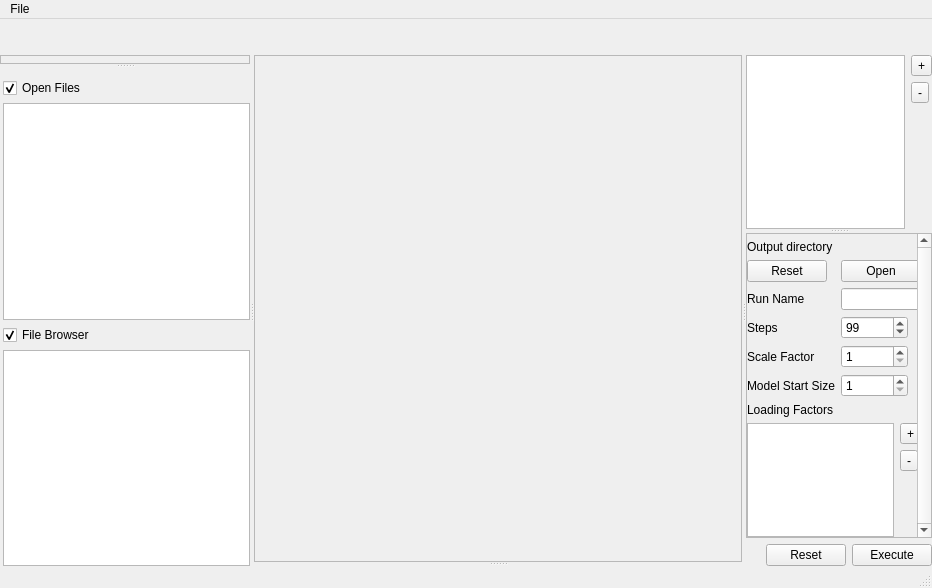
Before: the Qt Designer form gui/mainwindow.ui in ronpandolfi/Xi-cam, drawn with Qt 5.
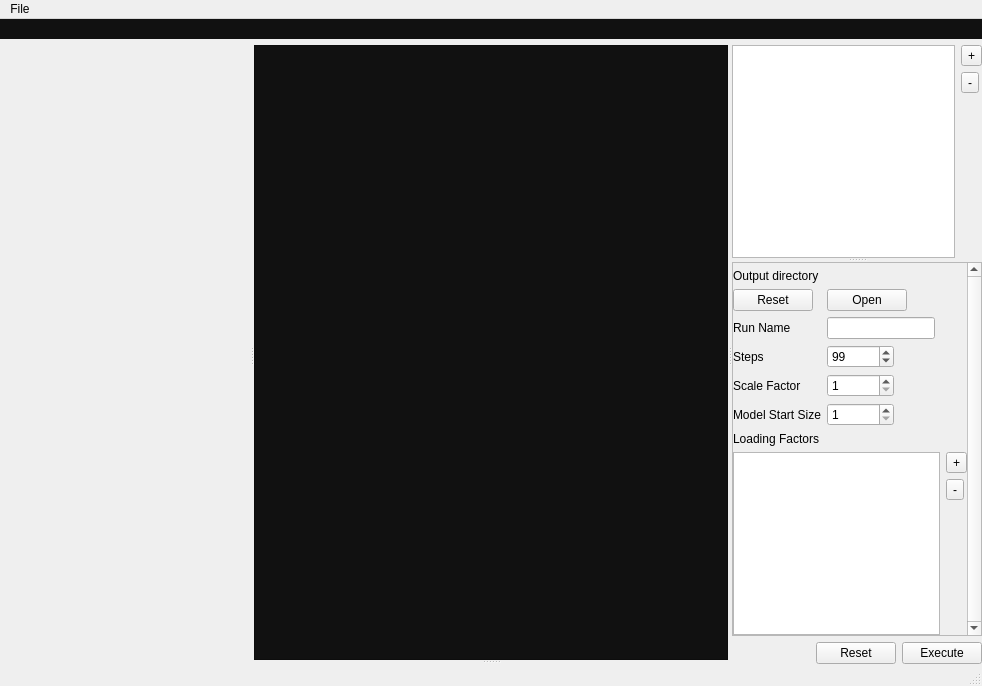
After: the same form once the commit is applied. The open tabs and pages were chosen to show the change. Icons and pictures are not drawn.

Commit message: File tree, image property table, and experiment tree translated to independent widgets; set as defaults.

```diff
--- a/gui/mainwindow.ui
+++ b/gui/mainwindow.ui
@@ -6,8 +6,8 @@
    <rect>
     <x>0</x>
     <y>0</y>
-       <width>932</width>
-       <height>588</height>
+       <width>982</width>
+       <height>686</height>
    </rect>
   </property>
   <property name="sizePolicy">
@@ -29,44 +29,34 @@
      <verstretch>0</verstretch>
     </sizepolicy>
    </property>
-      <layout class="QVBoxLayout" name="verticalLayout_16">
-          <property name="spacing">
-              <number>0</number>
-          </property>
+      <layout class="QVBoxLayout" name="verticalLayout">
     <property name="margin">
      <number>0</number>
     </property>
     <item>
+        <widget class="QWidget" name="widget_2" native="true">
+            <property name="sizePolicy">
+                <sizepolicy hsizetype="Preferred" vsizetype="Minimum">
+                    <horstretch>0</horstretch>
+                    <verstretch>0</verstretch>
+                </sizepolicy>
+      </property>
+            <property name="styleSheet">
+                <string notr="true">background-color:#111111;</string>
+      </property>
      <layout class="QHBoxLayout" name="modemenu">
-      <property name="spacing">
-       <number>-1</number>
-      </property>
       <property name="margin">
-       <number>4</number>
-      </property>
-      <item>
-       <layout class="QVBoxLayout" name="verticalLayout_6">
-        <property name="spacing">
          <number>0</number>
         </property>
         <item>
-         <widget class="QLabel" name="label_2">
+                    <widget class="QLabel" name="filenamelabel_3">
           <property name="text">
               <string/>
           </property>
          </widget>
         </item>
         <item>
-         <widget class="QLabel" name="filenamelabel">
-          <property name="text">
-           <string/>
-          </property>
-         </widget>
-        </item>
-       </layout>
-      </item>
-      <item>
-       <spacer name="horizontalSpacer">
+                    <spacer name="horizontalSpacer_4">
         <property name="orientation">
          <enum>Qt::Horizontal</enum>
         </property>
@@ -75,13 +65,14 @@
         </property>
         <property name="sizeHint" stdset="0">
          <size>
-          <width>40</width>
+                                <width>42</width>
           <height>20</height>
          </size>
         </property>
        </spacer>
       </item>
      </layout>
+        </widget>
     </item>
     <item>
         <widget class="QSplitter" name="splitter_4">
@@ -94,9 +85,9 @@
       <property name="orientation">
        <enum>Qt::Horizontal</enum>
       </property>
-      <widget class="QSplitter" name="splitter_2">
+            <widget class="QStackedWidget" name="leftmode">
           <property name="sizePolicy">
-              <sizepolicy hsizetype="Preferred" vsizetype="Expanding">
+                    <sizepolicy hsizetype="Preferred" vsizetype="Preferred">
                   <horstretch>1</horstretch>
                   <verstretch>0</verstretch>
               </sizepolicy>
@@ -107,136 +98,6 @@
                   <height>0</height>
               </size>
           </property>
-       <property name="orientation">
-        <enum>Qt::Vertical</enum>
-       </property>
-       <widget class="QFrame" name="frame">
-        <property name="sizePolicy">
-         <sizepolicy hsizetype="Preferred" vsizetype="Preferred">
-          <horstretch>0</horstretch>
-          <verstretch>0</verstretch>
-         </sizepolicy>
-        </property>
-        <property name="baseSize">
-         <size>
-          <width>0</width>
-          <height>0</height>
-         </size>
-        </property>
-        <property name="frameShape">
-         <enum>QFrame::StyledPanel</enum>
-        </property>
-        <property name="frameShadow">
-         <enum>QFrame::Sunken</enum>
-        </property>
-        <property name="midLineWidth">
-         <number>1</number>
-        </property>
-        <layout class="QVBoxLayout" name="verticalLayout">
-         <property name="margin">
-          <number>3</number>
-         </property>
-         <item>
-          <layout class="QVBoxLayout" name="smallimageview"/>
-         </item>
-        </layout>
-       </widget>
-       <widget class="QWidget" name="verticalLayoutWidget_3">
-        <layout class="QVBoxLayout" name="leftpanelayout">
-         <property name="spacing">
-          <number>5</number>
-         </property>
-         <property name="leftMargin">
-          <number>3</number>
-         </property>
-         <property name="topMargin">
-          <number>10</number>
-         </property>
-         <item>
-          <widget class="QCheckBox" name="openfilescheck">
-           <property name="text">
-            <string>Open Files</string>
-           </property>
-           <property name="checked">
-            <bool>true</bool>
-           </property>
-           <property name="isFoldingTab" stdset="0">
-            <bool>true</bool>
-           </property>
-          </widget>
-         </item>
-         <item>
-          <widget class="QListView" name="openfileslist">
-           <property name="sizePolicy">
-            <sizepolicy hsizetype="Preferred" vsizetype="Expanding">
-             <horstretch>0</horstretch>
-             <verstretch>0</verstretch>
-            </sizepolicy>
-           </property>
-           <property name="alternatingRowColors">
-            <bool>true</bool>
-           </property>
-           <property name="selectionMode">
-            <enum>QAbstractItemView::ExtendedSelection</enum>
-           </property>
-          </widget>
-         </item>
-         <item>
-          <widget class="QCheckBox" name="filebrowsercheck">
-           <property name="text">
-            <string>File Browser</string>
-           </property>
-           <property name="checked">
-            <bool>true</bool>
-           </property>
-           <property name="isFoldingTab" stdset="0">
-            <bool>true</bool>
-           </property>
-          </widget>
-         </item>
-         <item>
-          <widget class="QTreeView" name="treebrowser">
-           <property name="enabled">
-            <bool>true</bool>
-           </property>
-           <property name="sizePolicy">
-            <sizepolicy hsizetype="Preferred" vsizetype="Expanding">
-             <horstretch>0</horstretch>
-             <verstretch>0</verstretch>
-            </sizepolicy>
-           </property>
-           <property name="frameShape">
-            <enum>QFrame::StyledPanel</enum>
-           </property>
-           <property name="selectionMode">
-            <enum>QAbstractItemView::ExtendedSelection</enum>
-           </property>
-           <property name="iconSize">
-            <size>
-             <width>16</width>
-             <height>16</height>
-            </size>
-           </property>
-          </widget>
-         </item>
-         <item>
-          <spacer name="verticalSpacer">
-           <property name="orientation">
-            <enum>Qt::Vertical</enum>
-           </property>
-           <property name="sizeType">
-            <enum>QSizePolicy::Preferred</enum>
-           </property>
-           <property name="sizeHint" stdset="0">
-            <size>
-             <width>0</width>
-             <height>0</height>
-            </size>
-           </property>
-          </spacer>
-         </item>
-        </layout>
-       </widget>
       </widget>
             <widget class="QWidget" name="widget" native="true">
        <property name="sizePolicy">
@@ -286,9 +147,12 @@
            <property name="sizePolicy">
             <sizepolicy hsizetype="Expanding" vsizetype="Expanding">
                 <horstretch>6</horstretch>
-             <verstretch>0</verstretch>
+                <verstretch>5</verstretch>
             </sizepolicy>
            </property>
+                                <property name="styleSheet">
+                                    <string notr="true">background-color:#111111;</string>
+           </property>
                                 <property name="currentIndex">
                                     <number>0</number>
            </property>
@@ -313,8 +177,8 @@
                              <rect>
                                  <x>0</x>
                                  <y>0</y>
-                                 <width>298</width>
-                                 <height>485</height>
+                                 <width>466</width>
+                                 <height>512</height>
                              </rect>
                          </property>
                      </widget>
@@ -511,6 +375,12 @@
                   <verstretch>0</verstretch>
               </sizepolicy>
           </property>
+          <property name="minimumSize">
+              <size>
+                  <width>250</width>
+                  <height>0</height>
+              </size>
+          </property>
        <property name="currentIndex">
            <number>0</number>
        </property>
@@ -728,8 +598,8 @@
               <rect>
                <x>0</x>
                <y>0</y>
-                  <width>446</width>
-                  <height>336</height>
+                  <width>233</width>
+                  <height>346</height>
               </rect>
              </property>
              <layout class="QVBoxLayout" name="verticalLayout_14">
@@ -973,7 +843,7 @@
     <rect>
      <x>0</x>
      <y>0</y>
-        <width>932</width>
+        <width>982</width>
      <height>22</height>
     </rect>
    </property>
```
Left out of the diff: 11 changed lines with no effect on the pictures. Lines whose indentation alone changed are shown as unchanged. The commit also changes 9 other files.
